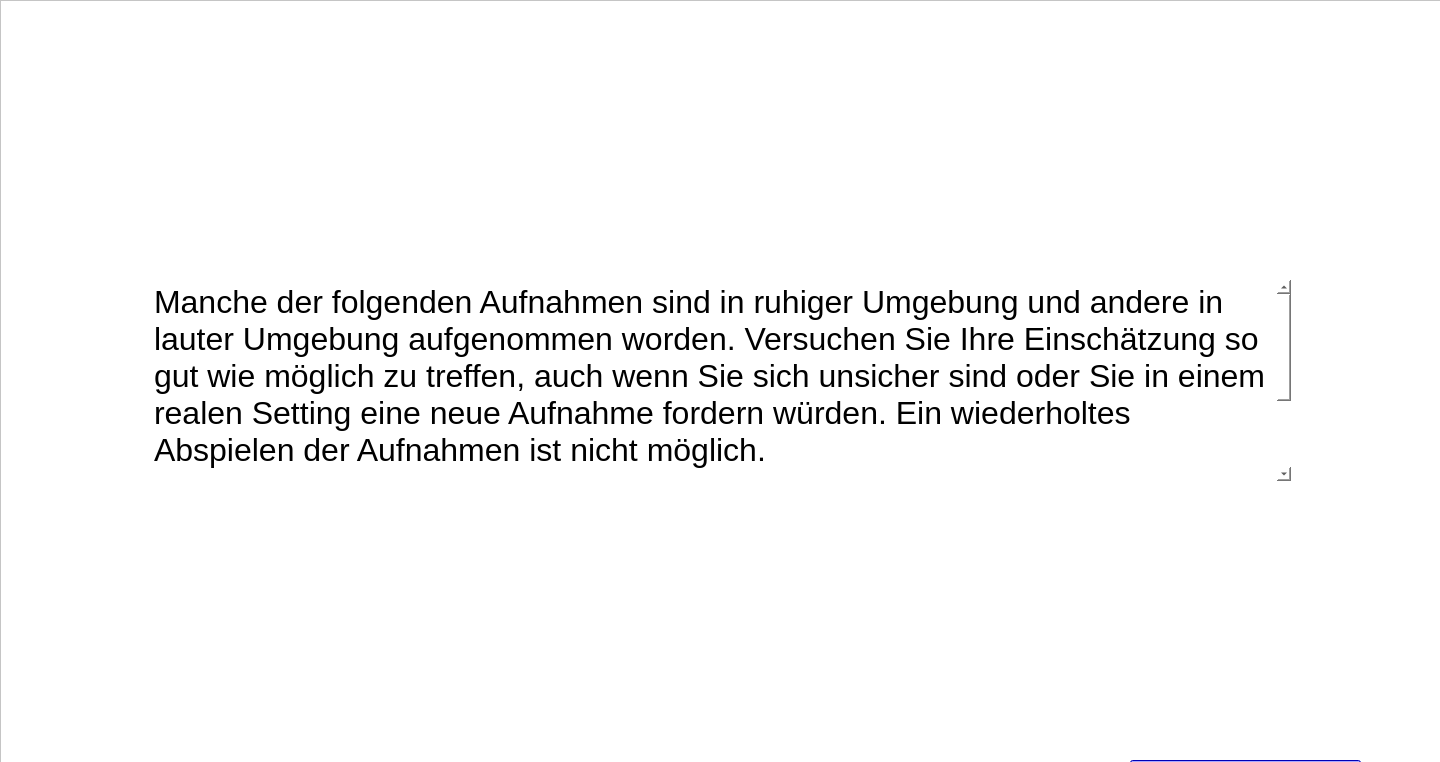
Above: forms/postExample.ui from IKI-Lab/auscultation_AI_noise_exp before the change. Below: the same form after it.
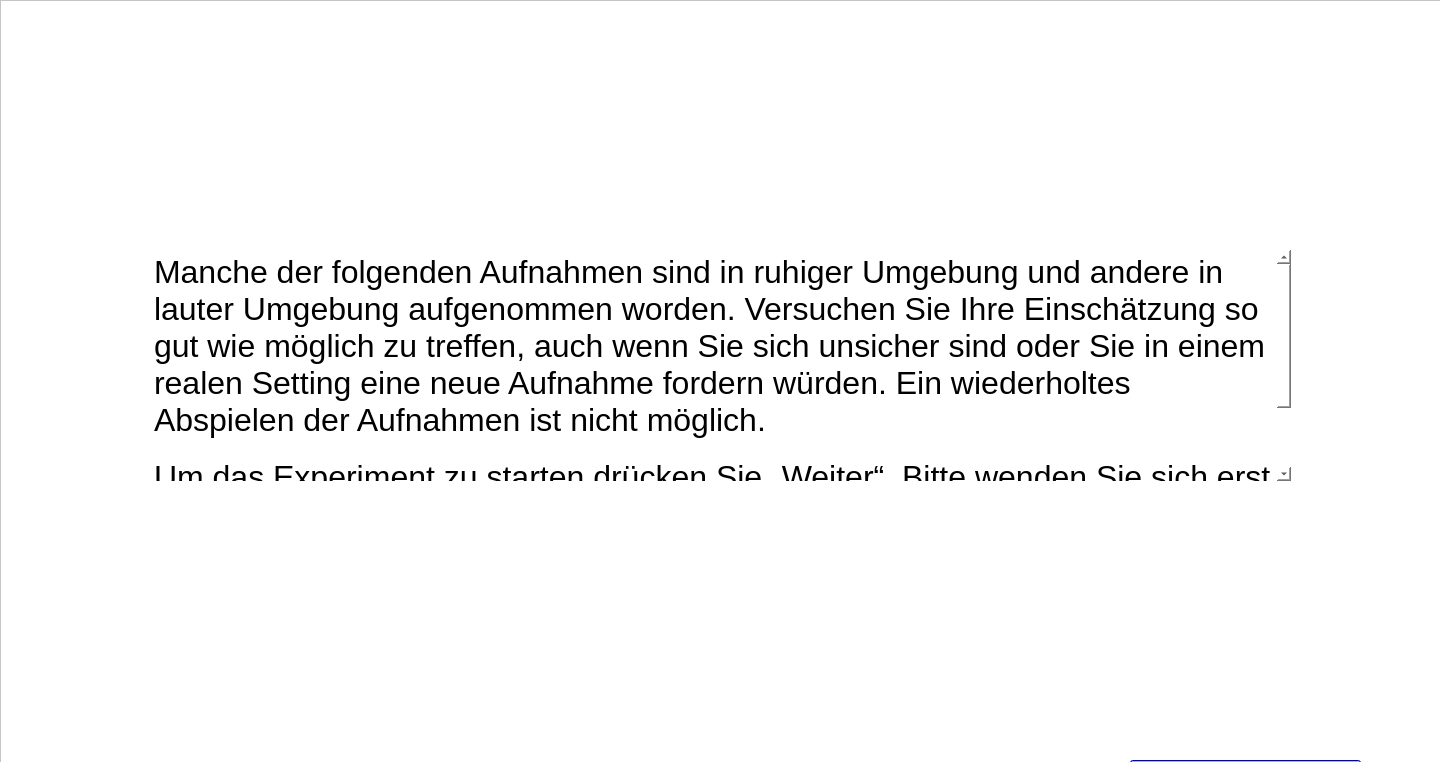
That is the form after the change.

The edit to the form file:
```diff
--- a/forms/postExample.ui
+++ b/forms/postExample.ui
@@ -63,9 +63,9 @@
     <property name="geometry">
      <rect>
       <x>150</x>
-      <y>280</y>
+      <y>250</y>
       <width>1141</width>
-      <height>201</height>
+      <height>231</height>
      </rect>
     </property>
     <property name="frameShape">
```
